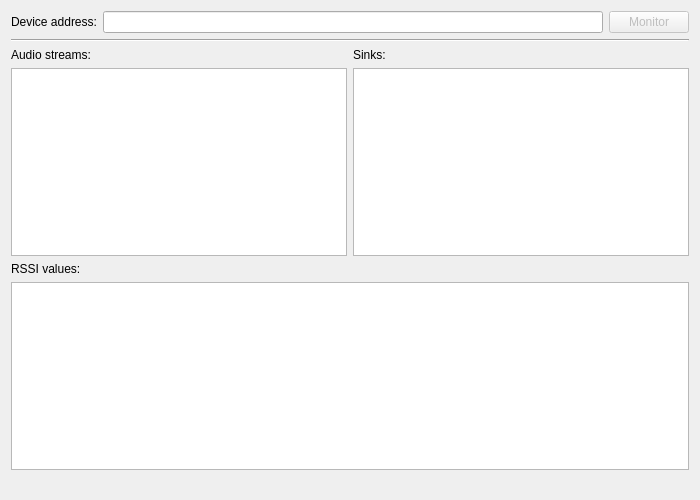
Qt form src/mainwindow.ui (Pesa/conductor) before a commit.
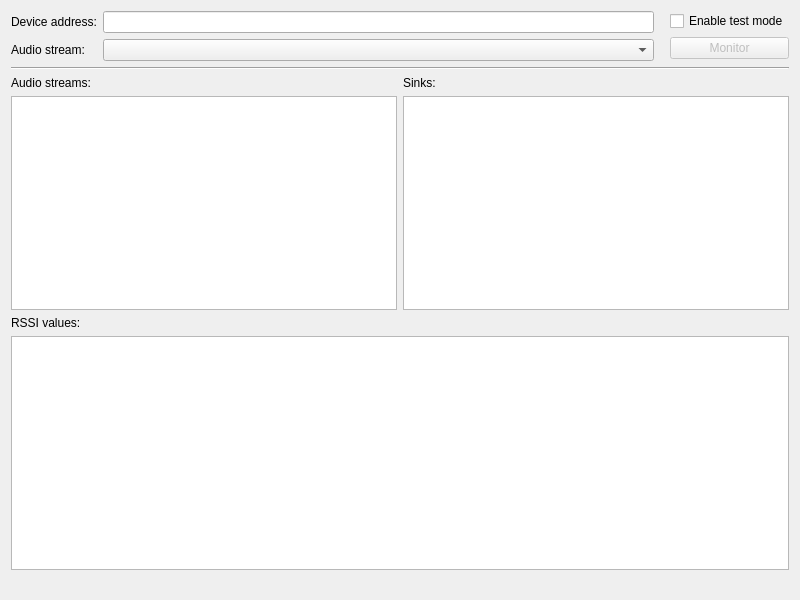
The same form after that commit.

Commit message: Stream selection is now radically improved, using a combo box.

Diff of the .ui file:
```diff
--- a/src/mainwindow.ui
+++ b/src/mainwindow.ui
@@ -6,27 +6,60 @@
    <rect>
     <x>0</x>
     <y>0</y>
-    <width>700</width>
-    <height>500</height>
+    <width>800</width>
+    <height>600</height>
    </rect>
   </property>
   <property name="windowTitle">
    <string>Conductor</string>
   </property>
   <widget class="QWidget" name="centralWidget">
-   <layout class="QVBoxLayout" name="verticalLayout">
+   <layout class="QVBoxLayout" name="verticalLayout_2">
     <item>
      <layout class="QHBoxLayout" name="horizontalLayout">
+      <property name="spacing">
+       <number>16</number>
+      </property>
       <item>
+       <layout class="QFormLayout" name="formLayout">
+        <item row="0" column="0">
        <widget class="QLabel" name="label_3">
         <property name="text">
          <string>Device address:</string>
         </property>
        </widget>
       </item>
-      <item>
+        <item row="0" column="1">
        <widget class="QLineEdit" name="address"/>
       </item>
+        <item row="1" column="0">
+         <widget class="QLabel" name="label_5">
+          <property name="text">
+           <string>Audio stream:</string>
+          </property>
+         </widget>
+        </item>
+        <item row="1" column="1">
+         <widget class="QComboBox" name="stream">
+          <property name="sizePolicy">
+           <sizepolicy hsizetype="Expanding" vsizetype="Fixed">
+            <horstretch>0</horstretch>
+            <verstretch>0</verstretch>
+           </sizepolicy>
+          </property>
+         </widget>
+        </item>
+       </layout>
+      </item>
+      <item>
+       <layout class="QVBoxLayout" name="verticalLayout">
+        <item>
+         <widget class="QCheckBox" name="testMode">
+          <property name="text">
+           <string>Enable test mode</string>
+          </property>
+         </widget>
+        </item>
       <item>
        <widget class="QPushButton" name="monitorButton">
         <property name="enabled">
@@ -45,6 +78,8 @@
       </item>
      </layout>
     </item>
+     </layout>
+    </item>
     <item>
      <widget class="Line" name="line">
       <property name="orientation">
```
Left out of the diff: 6 changed lines with no effect on the pictures. Lines whose indentation alone changed are shown as unchanged. The commit also changes 5 other files.
